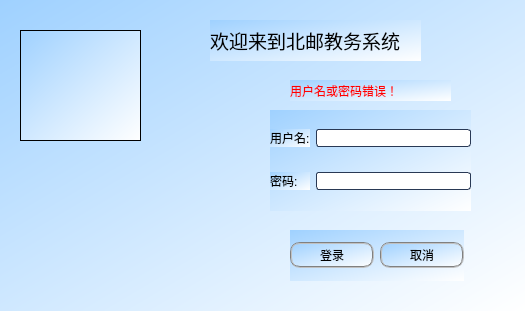
Before: the Qt Designer form source/client/login.ui in laddie132/Academic-Management-System-Demo, drawn with Qt 5.
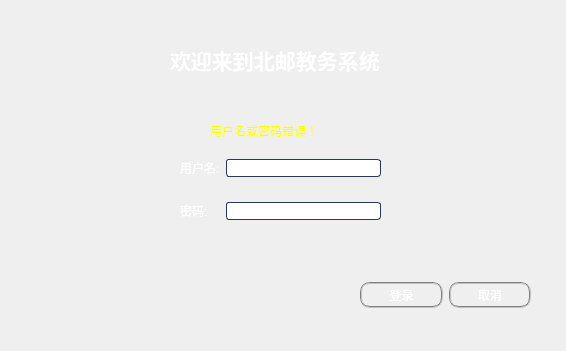
After: the same form once the commit is applied. Icons and pictures are not drawn.

What changed in the file:
```diff
--- a/source/client/login.ui
+++ b/source/client/login.ui
@@ -6,23 +6,28 @@
    <rect>
     <x>0</x>
     <y>0</y>
-    <width>525</width>
-    <height>311</height>
+    <width>566</width>
+    <height>351</height>
    </rect>
   </property>
   <property name="windowTitle">
    <string>登录</string>
   </property>
   <property name="styleSheet">
-   <string notr="true">font: 12pt &quot;等线&quot;;
-background-color: qlineargradient(spread:pad, x1:0, y1:0, x2:1, y2:1, stop:0 rgba(159, 209, 255, 255), stop:1 rgba(255, 255, 255, 255));</string>
+   <string notr="true">QDialog
+{
+border-image: url(:/image/login_back.jpg)
+}
+*{
+font: 12pt &quot;等线&quot;;
+}</string>
   </property>
   <widget class="QWidget" name="horizontalLayoutWidget">
    <property name="geometry">
     <rect>
-     <x>290</x>
-     <y>230</y>
-     <width>174</width>
+     <x>360</x>
+     <y>270</y>
+     <width>171</width>
      <height>51</height>
     </rect>
    </property>
@@ -30,7 +35,8 @@
     <item>
      <widget class="QPushButton" name="login_btn">
       <property name="styleSheet">
-       <string notr="true">border:2px groove gray;border-radius:10px;padding:2px 4px;</string>
+       <string notr="true">border:2px groove gray;border-radius:10px;padding:2px 4px;
+color: rgb(255, 255, 255);</string>
       </property>
       <property name="text">
        <string>登录</string>
@@ -46,7 +52,8 @@
     <item>
      <widget class="QPushButton" name="cancel_btn">
       <property name="styleSheet">
-       <string notr="true">border:2px groove gray;border-radius:10px;padding:2px 4px;</string>
+       <string notr="true">border:2px groove gray;border-radius:10px;padding:2px 4px;
+color: rgb(255, 255, 255);</string>
       </property>
       <property name="text">
        <string>取消</string>
@@ -58,8 +65,8 @@
   <widget class="QWidget" name="gridLayoutWidget">
    <property name="geometry">
     <rect>
-     <x>270</x>
-     <y>110</y>
+     <x>180</x>
+     <y>140</y>
      <width>201</width>
      <height>101</height>
     </rect>
@@ -67,6 +74,9 @@
    <layout class="QGridLayout" name="gridLayout">
     <item row="0" column="0">
      <widget class="QLabel" name="username_label">
+      <property name="styleSheet">
+       <string notr="true">color: rgb(255, 255, 255);</string>
+      </property>
       <property name="text">
        <string>用户名:</string>
       </property>
@@ -77,6 +87,9 @@
     </item>
     <item row="1" column="0">
      <widget class="QLabel" name="password_label">
+      <property name="styleSheet">
+       <string notr="true">color: rgb(255, 255, 255);</string>
+      </property>
       <property name="frameShape">
        <enum>QFrame::NoFrame</enum>
       </property>
@@ -134,14 +147,14 @@
   <widget class="QLabel" name="wrong_label">
    <property name="geometry">
     <rect>
-     <x>290</x>
-     <y>80</y>
+     <x>210</x>
+     <y>120</y>
      <width>161</width>
      <height>21</height>
     </rect>
    </property>
    <property name="styleSheet">
-    <string notr="true">color: rgb(255, 0, 0);</string>
+    <string notr="true">color: rgb(255, 255, 0);</string>
    </property>
    <property name="text">
     <string>用户名或密码错误！</string>
@@ -150,36 +163,17 @@
   <widget class="QLabel" name="hello_label">
    <property name="geometry">
     <rect>
-     <x>210</x>
-     <y>20</y>
-     <width>211</width>
-     <height>41</height>
-    </rect>
-   </property>
-   <property name="styleSheet">
-    <string notr="true"/>
-   </property>
-   <property name="text">
-    <string>&lt;html&gt;&lt;head/&gt;&lt;body&gt;&lt;p&gt;&lt;span style=&quot; font-size:14pt;&quot;&gt;欢迎来到北邮教务系统&lt;/span&gt;&lt;/p&gt;&lt;/body&gt;&lt;/html&gt;</string>
-   </property>
-  </widget>
-  <widget class="QFrame" name="frame">
-   <property name="geometry">
-    <rect>
-     <x>20</x>
+     <x>170</x>
      <y>30</y>
-     <width>121</width>
-     <height>111</height>
+     <width>231</width>
+     <height>61</height>
     </rect>
    </property>
    <property name="styleSheet">
-    <string notr="true">border-image: url(:/image/bupt.jpg);</string>
+    <string notr="true">color: rgb(255, 255, 255);</string>
    </property>
-   <property name="frameShape">
-    <enum>QFrame::StyledPanel</enum>
-   </property>
-   <property name="frameShadow">
-    <enum>QFrame::Raised</enum>
+   <property name="text">
+    <string>&lt;html&gt;&lt;head/&gt;&lt;body&gt;&lt;p&gt;&lt;span style=&quot; font-size:16pt; font-weight:600;&quot;&gt;欢迎来到北邮教务系统&lt;/span&gt;&lt;/p&gt;&lt;/body&gt;&lt;/html&gt;</string>
    </property>
   </widget>
  </widget>
```
